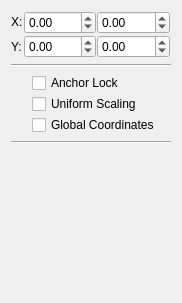
Old version of the form plugins/tools/defaulttool/defaulttool/DefaultToolGeometryWidget.ui in the repository KDE/krita.
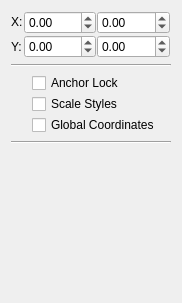
New version of the form. Custom widgets are drawn as their Qt base class.

Commit message:
Krita 4.1-only: Rename "Uniform Scaling" into "Scale Styles"
People are confused with the term "uniform scaling", they think
that it is about aspect ratio locking, but it is not.

We cannot push that to 4.0 because of the string freeze, but
we can change that for 4.1

CC:kimageshop@kde.org
CCBUG:391789

What changed in the file:
```diff
--- a/plugins/tools/defaulttool/defaulttool/DefaultToolGeometryWidget.ui
+++ b/plugins/tools/defaulttool/defaulttool/DefaultToolGeometryWidget.ui
@@ -198,7 +198,7 @@
           <string>&lt;html&gt;&lt;head/&gt;&lt;body&gt;&lt;p&gt;When &amp;quot;Uniform Scaling&amp;quot; is &lt;span style=&quot; font-weight:600;&quot;&gt;enabled&lt;/span&gt;, the shape's stroke is scaled with the shape itself. &lt;/p&gt;&lt;p&gt;In &lt;span style=&quot; font-weight:600;&quot;&gt;disabled&lt;/span&gt; state, the shape is only resized, keeping the stroke width and style intact.&lt;/p&gt;&lt;/body&gt;&lt;/html&gt;</string>
          </property>
          <property name="text">
-          <string>Uniform Scaling</string>
+          <string>Scale Styles</string>
          </property>
         </widget>
        </item>
```
